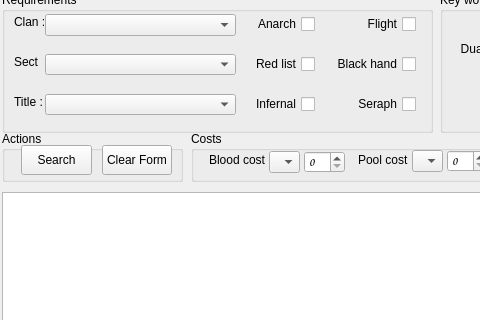
Above: src/tab_search_library.ui from Zugzwangs/Eternal-Deck-Builder before the change; both pictures show x 0 to 480 and y 131 to 451 of the 1030 by 659 pixel window. Below: the same form after it.
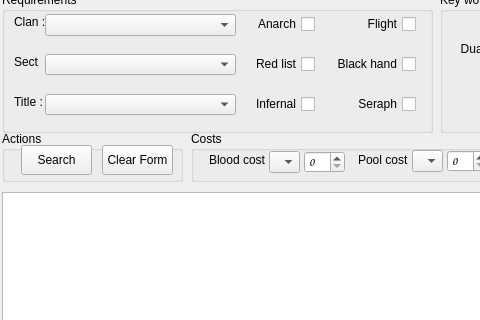
That is the form after the change. Icons and pictures are not drawn. Custom widgets are drawn as their Qt base class.

Patch:
```diff
--- a/src/tab_search_library.ui
+++ b/src/tab_search_library.ui
@@ -581,7 +581,7 @@
          <rect>
           <x>100</x>
           <y>14</y>
-          <width>70</width>
+          <width>71</width>
           <height>30</height>
          </rect>
         </property>
```
